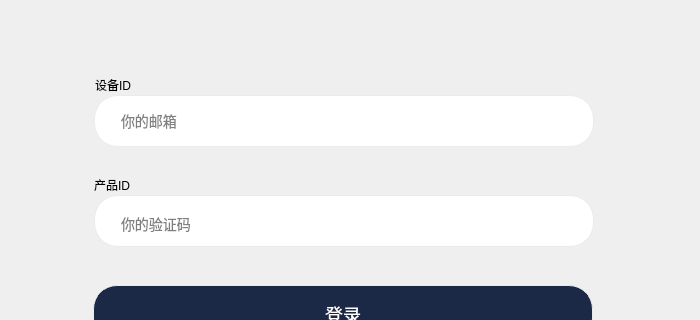
Qt form UI/gbs/GBSAuthorizedCodeForm.ui (huangjingpei/myobs) before a commit; both pictures show x 0 to 700 and y 389 to 709 of the 700 by 910 pixel window.
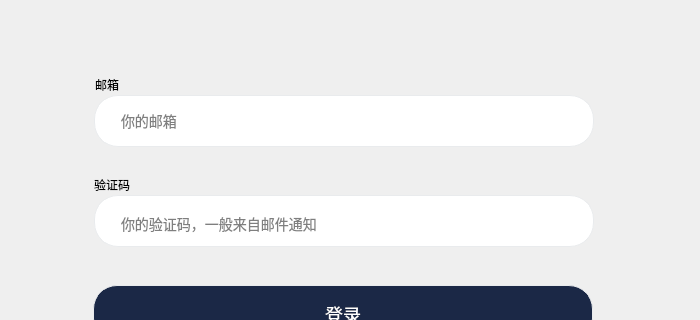
The same form after that commit.

Patch:
```diff
--- a/UI/gbs/GBSAuthorizedCodeForm.ui
+++ b/UI/gbs/GBSAuthorizedCodeForm.ui
@@ -119,7 +119,7 @@
      </rect>
     </property>
     <property name="text">
-     <string>设备ID</string>
+     <string>邮箱</string>
     </property>
    </widget>
    <widget class="QLabel" name="lblPassword">
@@ -132,7 +132,7 @@
      </rect>
     </property>
     <property name="text">
-     <string>产品ID</string>
+     <string>验证码</string>
     </property>
    </widget>
    <widget class="QLineEdit" name="leDeviceID">
@@ -177,7 +177,7 @@
 </string>
     </property>
     <property name="placeholderText">
-     <string>你的验证码</string>
+     <string>你的验证码，一般来自邮件通知</string>
     </property>
    </widget>
    <widget class="QPushButton" name="btnLoginGBS">
```
Left out of the diff: 4 changed lines with no effect on the pictures.
